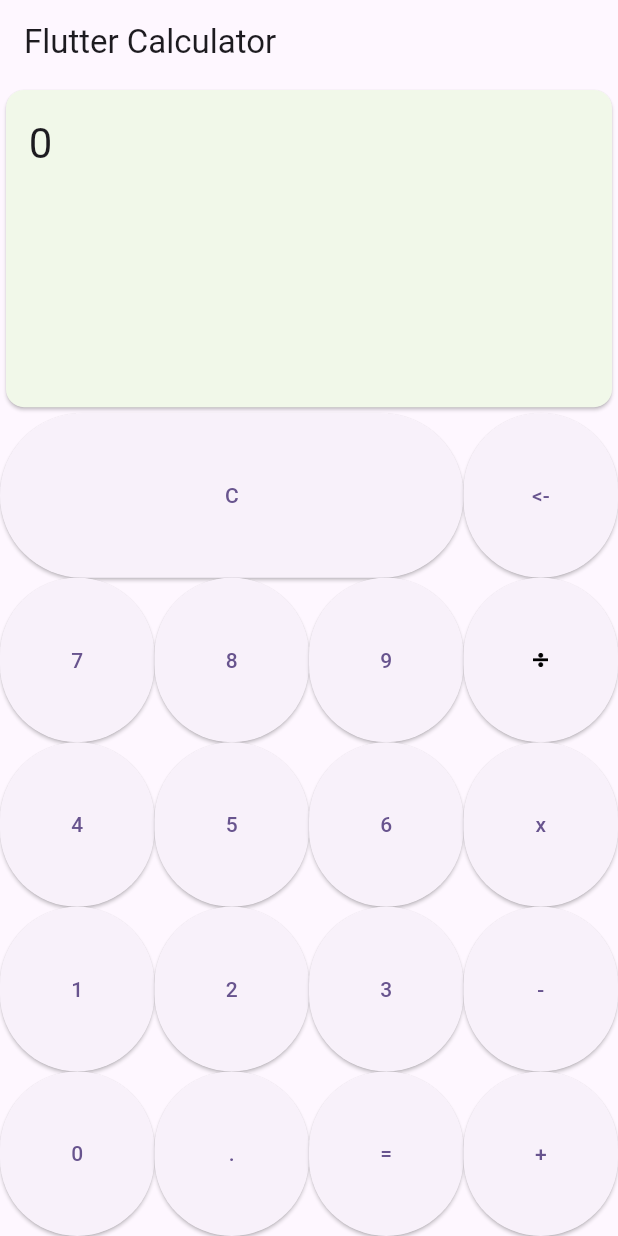
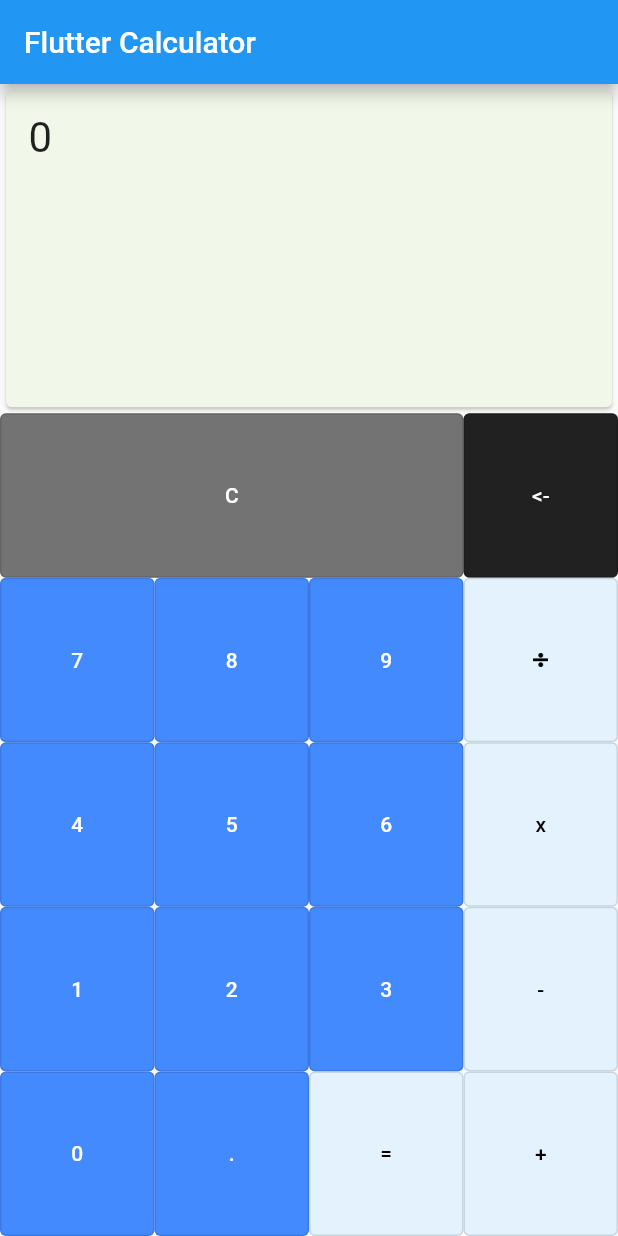
Before and after one commit to CodingItWrong/flutter_calculator, a Flutter app: the screen it shows after launch, on a phone screen of 412 x 824 dp. Run offline on Flutter 3.47's test engine with Material 3 defaults, Android fonts, the phone set to English and light mode, and no system bars.

Commit message:
Adjust colors

```diff
--- a/lib/main.dart
+++ b/lib/main.dart
@@ -11,8 +11,11 @@ class MyApp extends StatelessWidget {
     return MaterialApp(
       title: "Flutter Calculator",
       theme: ThemeData(
-        colorScheme: ColorScheme.fromSeed(seedColor: Colors.deepPurple),
-        useMaterial3: true,
+        colorScheme: ColorScheme.fromSwatch(
+          primarySwatch: Colors.blue,
+          backgroundColor: Colors.black26,
+        ),
+        useMaterial3: false,
       ),
       home: const CalculatorHomePage(
         title: "Flutter Calculator",
@@ -61,20 +64,32 @@ class _CalculatorHomePageState extends State<CalculatorHomePage> {
               children: [
                 Expanded(
                   flex: 3,
-                  child: ElevatedButton(
+                  child: OutlinedButton(
                     onPressed: () {
                       deleteAll();
                     },
-                    child: const Text('C'),
+                    style: OutlinedButton.styleFrom(
+                      backgroundColor: Colors.black54,
+                    ),
+                    child: const Text(
+                      'C',
+                      style: TextStyle(color: Colors.white),
+                    ),
                   ),
                 ),
                 Expanded(
                   flex: 1,
-                  child: ElevatedButton(
+                  child: OutlinedButton(
                     onPressed: () {
                       deleteOne();
                     },
-                    child: const Text('<-'),
+                    style: OutlinedButton.styleFrom(
+                      backgroundColor: Colors.black87,
+                    ),
+                    child: const Text(
+                      '<-',
+                      style: TextStyle(color: Colors.white),
+                    ),
                   ),
                 ),
               ],
@@ -96,19 +111,37 @@ class _CalculatorHomePageState extends State<CalculatorHomePage> {
                             onPressed: () {
                               add('7');
                             },
-                            child: const Text('7'),
+                            style: OutlinedButton.styleFrom(
+                              backgroundColor: Colors.blueAccent,
+                            ),
+                            child: const Text(
+                              '7',
+                              style: TextStyle(color: Colors.white),
+                            ),
                           ),
                           ExpandedButton(
                             onPressed: () {
                               add('8');
                             },
-                            child: const Text('8'),
+                            style: OutlinedButton.styleFrom(
+                              backgroundColor: Colors.blueAccent,
+                            ),
+                            child: const Text(
+                              '8',
+                              style: TextStyle(color: Colors.white),
+                            ),
                           ),
                           ExpandedButton(
                             onPressed: () {
                               add('9');
                             },
-                            child: const Text('9'),
+                            style: OutlinedButton.styleFrom(
+                              backgroundColor: Colors.blueAccent,
+                            ),
+                            child: const Text(
+                              '9',
+                              style: TextStyle(color: Colors.white),
+                            ),
                           ),
                         ],
                       ),
@@ -119,19 +152,37 @@ class _CalculatorHomePageState extends State<CalculatorHomePage> {
                             onPressed: () {
                               add('4');
                             },
-                            child: const Text('4'),
+                            style: OutlinedButton.styleFrom(
+                              backgroundColor: Colors.blueAccent,
+                            ),
+                            child: const Text(
+                              '4',
+                              style: TextStyle(color: Colors.white),
+                            ),
                           ),
                           ExpandedButton(
                             onPressed: () {
                               add('5');
                             },
-                            child: const Text('5'),
+                            style: OutlinedButton.styleFrom(
+                              backgroundColor: Colors.blueAccent,
+                            ),
+                            child: const Text(
+                              '5',
+                              style: TextStyle(color: Colors.white),
+                            ),
                           ),
                           ExpandedButton(
                             onPressed: () {
                               add('6');
                             },
-                            child: const Text('6'),
+                            style: OutlinedButton.styleFrom(
+                              backgroundColor: Colors.blueAccent,
+                            ),
+                            child: const Text(
+                              '6',
+                              style: TextStyle(color: Colors.white),
+                            ),
                           ),
                         ],
                       ),
@@ -142,19 +193,37 @@ class _CalculatorHomePageState extends State<CalculatorHomePage> {
                             onPressed: () {
                               add('1');
                             },
-                            child: const Text('1'),
+                            style: OutlinedButton.styleFrom(
+                              backgroundColor: Colors.blueAccent,
+                            ),
+                            child: const Text(
+                              '1',
+                              style: TextStyle(color: Colors.white),
+                            ),
                           ),
                           ExpandedButton(
                             onPressed: () {
                               add('2');
                             },
-                            child: const Text('2'),
+                            style: OutlinedButton.styleFrom(
+                              backgroundColor: Colors.blueAccent,
+                            ),
+                            child: const Text(
+                              '2',
+                              style: TextStyle(color: Colors.white),
+                            ),
                           ),
                           ExpandedButton(
                             onPressed: () {
                               add('3');
                             },
-                            child: const Text('3'),
+                            style: OutlinedButton.styleFrom(
+                              backgroundColor: Colors.blueAccent,
+                            ),
+                            child: const Text(
+                              '3',
+                              style: TextStyle(color: Colors.white),
+                            ),
                           ),
                         ],
                       ),
@@ -165,19 +234,37 @@ class _CalculatorHomePageState extends State<CalculatorHomePage> {
                             onPressed: () {
                               add('0');
                             },
-                            child: const Text('0'),
+                            style: OutlinedButton.styleFrom(
+                              backgroundColor: Colors.blueAccent,
+                            ),
+                            child: const Text(
+                              '0',
+                              style: TextStyle(color: Colors.white),
+                            ),
                           ),
                           ExpandedButton(
                             onPressed: () {
                               add('.');
                             },
-                            child: const Text('.'),
+                            style: OutlinedButton.styleFrom(
+                              backgroundColor: Colors.blueAccent,
+                            ),
+                            child: const Text(
+                              '.',
+                              style: TextStyle(color: Colors.white),
+                            ),
                           ),
                           ExpandedButton(
                             onPressed: () {
                               getResult();
                             },
-                            child: const Text('='),
+                            style: OutlinedButton.styleFrom(
+                              backgroundColor: Colors.blue[50],
+                            ),
+                            child: const Text(
+                              '=',
+                              style: TextStyle(color: Colors.black),
+                            ),
                           ),
                         ],
                       ),
@@ -190,32 +277,53 @@ class _CalculatorHomePageState extends State<CalculatorHomePage> {
                     crossAxisAlignment: CrossAxisAlignment.stretch,
                     children: [
                       ExpandedButton(
+                        onPressed: () {
+                          add('÷');
+                        },
+                        style: OutlinedButton.styleFrom(
+                          backgroundColor: Colors.blue[50],
+                        ),
                         child: Image.asset(
                           "icons/divide.png",
                           width: 10.0,
                           height: 10.0,
                         ),
-                        onPressed: () {
-                          add('÷');
-                        },
                       ),
                       ExpandedButton(
                         onPressed: () {
                           add('x');
                         },
-                        child: const Text('x'),
+                        style: OutlinedButton.styleFrom(
+                          backgroundColor: Colors.blue[50],
+                        ),
+                        child: const Text(
+                          'x',
+                          style: TextStyle(color: Colors.black),
+                        ),
                       ),
                       ExpandedButton(
                         onPressed: () {
                           add('-');
                         },
-                        child: const Text('-'),
+                        style: OutlinedButton.styleFrom(
+                          backgroundColor: Colors.blue[50],
+                        ),
+                        child: const Text(
+                          '-',
+                          style: TextStyle(color: Colors.black),
+                        ),
                       ),
                       ExpandedButton(
                         onPressed: () {
                           add('+');
                         },
-                        child: const Text('+'),
+                        style: OutlinedButton.styleFrom(
+                          backgroundColor: Colors.blue[50],
+                        ),
+                        child: const Text(
+                          '+',
+                          style: TextStyle(color: Colors.black),
+                        ),
                       ),
                     ],
                   ),
@@ -238,18 +346,24 @@ class _CalculatorHomePageState extends State<CalculatorHomePage> {
 }
 
 class ExpandedButton extends StatelessWidget {
-  const ExpandedButton(
-      {super.key, required this.onPressed, required this.child});
+  const ExpandedButton({
+    super.key,
+    required this.onPressed,
+    required this.child,
+    this.style,
+  });
 
   final Widget child;
   final VoidCallback onPressed;
+  final ButtonStyle? style;
 
   @override
   Widget build(BuildContext context) {
     return Expanded(
       flex: 1,
-      child: ElevatedButton(
+      child: OutlinedButton(
         onPressed: onPressed,
+        style: style,
         child: child,
       ),
     );
```
